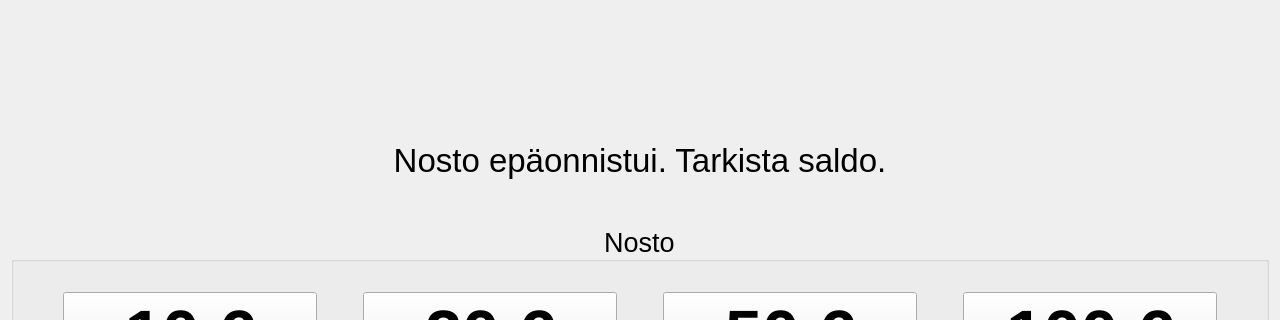
Old version of the form frontend/withdrawDLL/withdrawdll.ui in the repository JnsRdnp/ATM-Simulator; both pictures show x 0 to 1280 and y 117 to 437 of the 1280 by 720 pixel window.
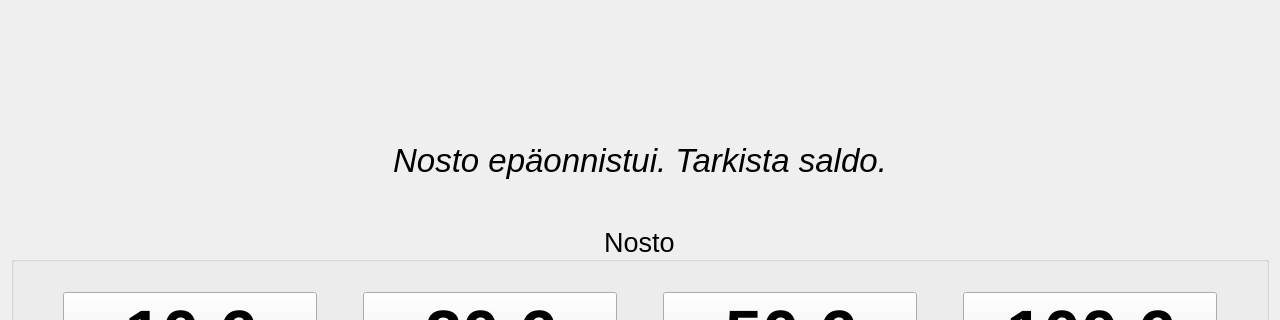
New version of the form.

Diff of the .ui file:
```diff
--- a/frontend/withdrawDLL/withdrawdll.ui
+++ b/frontend/withdrawDLL/withdrawdll.ui
@@ -66,6 +66,7 @@
      <property name="font">
       <font>
        <pointsize>25</pointsize>
+       <italic>true</italic>
        <bold>false</bold>
        <underline>false</underline>
       </font>
```
Left out of the diff: 3 changed lines with no effect on the pictures.
